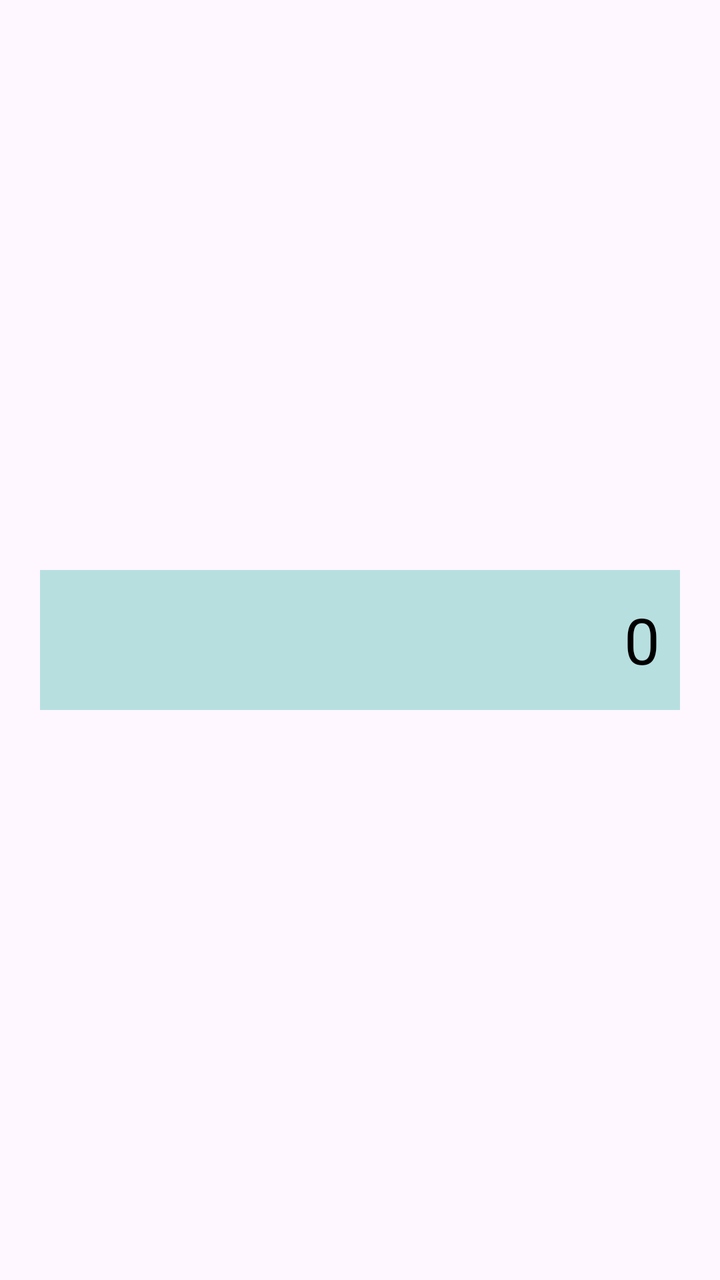
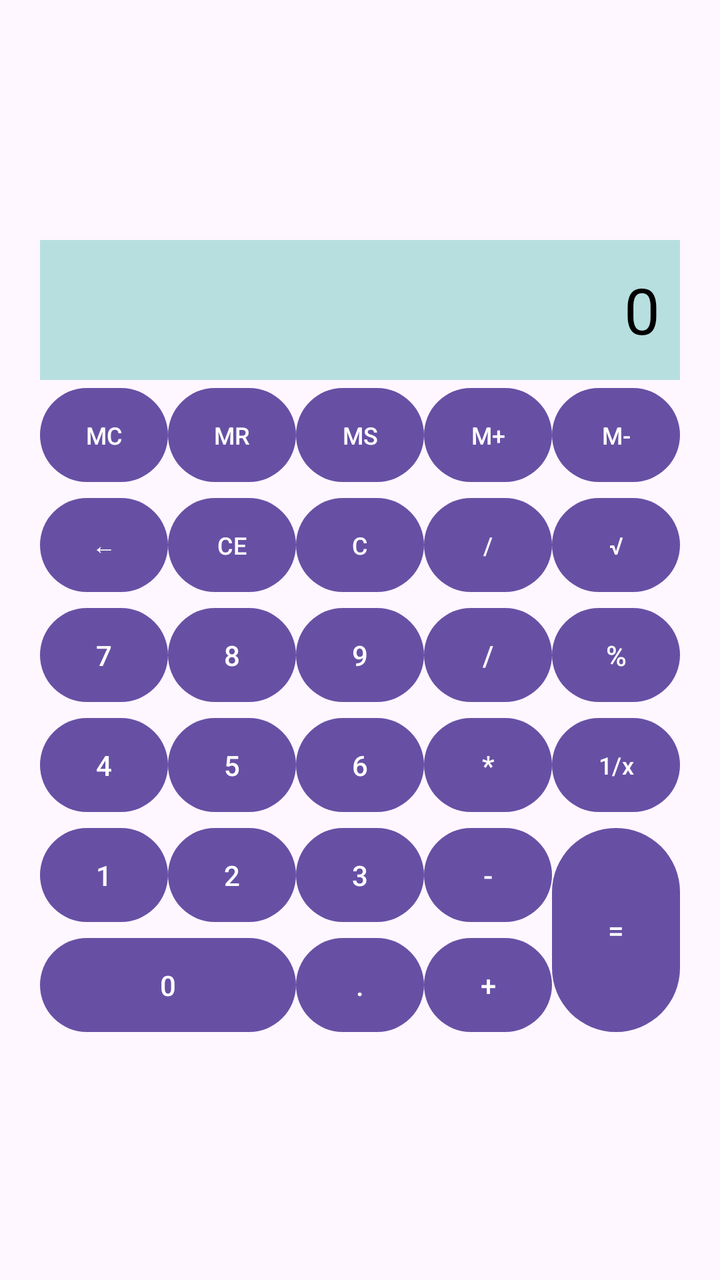

The first picture is an Android layout as it rendered before a commit; the second is the same layout after the commit. The layout source and the unified diff follow.
<!-- AndroidManifest.xml: application theme Theme.Calculator -->
<!-- res/layout/activity_main.xml -->
<?xml version="1.0" encoding="utf-8"?>
<LinearLayout
    xmlns:android="http://schemas.android.com/apk/res/android"
    android:layout_width="match_parent"
    android:layout_height="match_parent"
    android:orientation="vertical"
    android:gravity="center"
    android:padding="20dp">
    <TextView
        android:id="@+id/textViewResult"
        android:layout_width="match_parent"
        android:layout_height="70dp"
        android:gravity="end|center_vertical"
        android:text="0"
        android:textSize="32sp"
        android:padding="10dp"
        android:background="#B8DFE0"
        android:textColor="#000000" />
</LinearLayout>
<!-- resources referenced by this layout -->
<resources>
  <style name="Theme.Calculator" parent="Base.Theme.Calculator" />
  <style name="Base.Theme.Calculator" parent="Theme.Material3.DayNight.NoActionBar">
          
          
      </style>
</resources>

<!-- the commit's change to res/layout/activity_main.xml (unified diff, before → after) -->
@@ -16,4 +16,319 @@
         android:padding="10dp"
         android:background="#B8DFE0"
         android:textColor="#000000" />
+    <LinearLayout
+        android:layout_width="match_parent"
+        android:layout_height="55dp"
+        android:orientation="horizontal">
+        <Button
+            android:id="@+id/buttonMC"
+            android:layout_width="0dp"
+            android:layout_height="match_parent"
+            android:layout_weight="1"
+            android:minWidth="0dp"
+            android:padding="0dp"
+            android:textSize="12sp"
+            android:text="@string/btn_mc" />
+        <Button
+            android:id="@+id/buttonMR"
+            android:layout_width="0dp"
+            android:layout_height="match_parent"
+            android:layout_weight="1"
+            android:minWidth="0dp"
+            android:padding="0dp"
+            android:textSize="12sp"
+            android:text="@string/btn_mr" />
+        <Button
+            android:id="@+id/buttonMS"
+            android:layout_width="0dp"
+            android:layout_height="match_parent"
+            android:layout_weight="1"
+            android:minWidth="0dp"
+            android:padding="0dp"
+            android:textSize="12sp"
+            android:text="@string/btn_ms" />
+        <Button
+            android:id="@+id/buttonMPlus"
+            android:layout_width="0dp"
+            android:layout_height="match_parent"
+            android:layout_weight="1"
+            android:minWidth="0dp"
+            android:padding="0dp"
+            android:textSize="12sp"
+            android:text="@string/btn_mplus" />
+        <Button
+            android:id="@+id/buttonMMinus"
+            android:layout_width="0dp"
+            android:layout_height="match_parent"
+            android:layout_weight="1"
+            android:minWidth="0dp"
+            android:padding="0dp"
+            android:textSize="12sp"
+            android:text="@string/btn_mminus" />
+
+    </LinearLayout>
+
+    <LinearLayout
+        android:layout_width="match_parent"
+        android:layout_height="55dp"
+        android:orientation="horizontal">
+
+        <Button
+            android:id="@+id/buttonBackspace"
+            android:layout_width="0dp"
+            android:layout_height="match_parent"
+            android:layout_weight="1"
+            android:minWidth="0dp"
+            android:padding="0dp"
+            android:textSize="12sp"
+            android:text="@string/btn_backspace" />
+
+        <Button
+            android:id="@+id/buttonCE"
+            android:layout_width="0dp"
+            android:layout_height="match_parent"
+            android:layout_weight="1"
+            android:minWidth="0dp"
+            android:padding="0dp"
+            android:textSize="12sp"
+            android:text="@string/btn_clear_entry" />
+
+        <Button
+            android:id="@+id/buttonClear"
+            android:layout_width="0dp"
+            android:layout_height="match_parent"
+            android:layout_weight="1"
+            android:minWidth="0dp"
+            android:padding="0dp"
+            android:textSize="12sp"
+            android:text="@string/btn_clear" />
+
+        <Button
+            android:id="@+id/buttonDivide"
+            android:layout_width="0dp"
+            android:layout_height="match_parent"
+            android:layout_weight="1"
+            android:minWidth="0dp"
+            android:padding="0dp"
+            android:textSize="12sp"
+            android:text="@string/btn_divide" />
+
+        <Button
+            android:id="@+id/buttonSqrt"
+            android:layout_width="0dp"
+            android:layout_height="match_parent"
+            android:layout_weight="1"
+            android:minWidth="0dp"
+            android:padding="0dp"
+            android:textSize="12sp"
+            android:text="@string/btn_sqrt" />
+
+    </LinearLayout>
+
+    <LinearLayout
+        android:layout_width="match_parent"
+        android:layout_height="55dp"
+        android:orientation="horizontal">
+
+        <Button
+            android:id="@+id/button7"
+            android:layout_width="0dp"
+            android:layout_height="match_parent"
+            android:layout_weight="1"
+            android:minWidth="0dp"
+            android:padding="0dp"
+            android:text="@string/btn_7" />
+
+        <Button
+            android:id="@+id/button8"
+            android:layout_width="0dp"
+            android:layout_height="match_parent"
+            android:layout_weight="1"
+            android:minWidth="0dp"
+            android:padding="0dp"
+            android:text="@string/btn_8" />
+
+        <Button
+            android:id="@+id/button9"
+            android:layout_width="0dp"
+            android:layout_height="match_parent"
+            android:layout_weight="1"
+            android:minWidth="0dp"
+            android:padding="0dp"
+            android:text="@string/btn_9" />
+
+        <Button
+            android:id="@+id/buttonDivide2"
+            android:layout_width="0dp"
+            android:layout_height="match_parent"
+            android:layout_weight="1"
+            android:minWidth="0dp"
+            android:padding="0dp"
+            android:text="@string/btn_divide" />
+
+        <Button
+            android:id="@+id/buttonPercent"
+            android:layout_width="0dp"
+            android:layout_height="match_parent"
+            android:layout_weight="1"
+            android:minWidth="0dp"
+            android:padding="0dp"
+            android:text="@string/btn_percent" />
+
+    </LinearLayout>
+
+    <LinearLayout
+        android:layout_width="match_parent"
+        android:layout_height="55dp"
+        android:orientation="horizontal">
+
+        <Button
+            android:id="@+id/button4"
+            android:layout_width="0dp"
+            android:layout_height="match_parent"
+            android:layout_weight="1"
+            android:minWidth="0dp"
+            android:padding="0dp"
+            android:text="@string/btn_4" />
+
+        <Button
+            android:id="@+id/button5"
+            android:layout_width="0dp"
+            android:layout_height="match_parent"
+            android:layout_weight="1"
+            android:minWidth="0dp"
+            android:padding="0dp"
+            android:text="@string/btn_5" />
+
+        <Button
+            android:id="@+id/button6"
+            android:layout_width="0dp"
+            android:layout_height="match_parent"
+            android:layout_weight="1"
+            android:minWidth="0dp"
+            android:padding="0dp"
+            android:text="@string/btn_6" />
+
+        <Button
+            android:id="@+id/buttonMultiply"
+            android:layout_width="0dp"
+            android:layout_height="match_parent"
+            android:layout_weight="1"
+            android:minWidth="0dp"
+            android:padding="0dp"
+            android:text="@string/btn_multiply" />
+
+        <Button
+            android:id="@+id/buttonReciprocal"
+            android:layout_width="0dp"
+            android:layout_height="match_parent"
+            android:layout_weight="1"
+            android:minWidth="0dp"
+            android:padding="0dp"
+            android:textSize="12sp"
+            android:text="@string/btn_reciprocal" />
+
+    </LinearLayout>
+
+    <LinearLayout
+        android:layout_width="match_parent"
+        android:layout_height="110dp"
+        android:orientation="horizontal">
+
+        <LinearLayout
+            android:layout_width="0dp"
+            android:layout_height="match_parent"
+            android:layout_weight="4"
+            android:orientation="vertical">
+
+            <LinearLayout
+                android:layout_width="match_parent"
+                android:layout_height="55dp"
+                android:orientation="horizontal">
+
+                <Button
+                    android:id="@+id/button1"
+                    android:layout_width="0dp"
+                    android:layout_height="match_parent"
+                    android:layout_weight="1"
+                    android:minWidth="0dp"
+                    android:padding="0dp"
+                    android:text="@string/btn_1" />
+
+                <Button
+                    android:id="@+id/button2"
+                    android:layout_width="0dp"
+                    android:layout_height="match_parent"
+                    android:layout_weight="1"
+                    android:minWidth="0dp"
+                    android:padding="0dp"
+                    android:text="@string/btn_2" />
+
+                <Button
+                    android:id="@+id/button3"
+                    android:layout_width="0dp"
+                    android:layout_height="match_parent"
+                    android:layout_weight="1"
+                    android:minWidth="0dp"
+                    android:padding="0dp"
+                    android:text="@string/btn_3" />
+
+                <Button
+                    android:id="@+id/buttonSubtract"
+                    android:layout_width="0dp"
+                    android:layout_height="match_parent"
+                    android:layout_weight="1"
+                    android:minWidth="0dp"
+                    android:padding="0dp"
+                    android:text="@string/btn_subtract" />
+
+            </LinearLayout>
+
+            <LinearLayout
+                android:layout_width="match_parent"
+                android:layout_height="55dp"
+                android:orientation="horizontal">
+
+                <Button
+                    android:id="@+id/button0"
+                    android:layout_width="0dp"
+                    android:layout_height="match_parent"
+                    android:layout_weight="2"
+                    android:minWidth="0dp"
+                    android:padding="0dp"
+                    android:text="@string/btn_0" />
+
+                <Button
+                    android:id="@+id/buttonDecimal"
+                    android:layout_width="0dp"
+                    android:layout_height="match_parent"
+                    android:layout_weight="1"
+                    android:minWidth="0dp"
+                    android:padding="0dp"
+                    android:text="@string/btn_decimal" />
+
+                <Button
+                    android:id="@+id/buttonAdd"
+                    android:layout_width="0dp"
+                    android:layout_height="match_parent"
+                    android:layout_weight="1"
+                    android:minWidth="0dp"
+                    android:padding="0dp"
+                    android:text="@string/btn_add" />
+
+            </LinearLayout>
+
+        </LinearLayout>
+
+        <Button
+            android:id="@+id/buttonEquals"
+            android:layout_width="0dp"
+            android:layout_height="match_parent"
+            android:layout_weight="1"
+            android:minWidth="0dp"
+            android:padding="0dp"
+            android:text="@string/btn_equals" />
+
+    </LinearLayout>
+
 </LinearLayout>
<!-- resource entries referenced after the edit -->
@@ -1,5 +1,32 @@
 <!-- resources referenced by this layout -->
 <resources>
+  <string name="btn_0">0</string>
+  <string name="btn_1">1</string>
+  <string name="btn_2">2</string>
+  <string name="btn_3">3</string>
+  <string name="btn_4">4</string>
+  <string name="btn_5">5</string>
+  <string name="btn_6">6</string>
+  <string name="btn_7">7</string>
+  <string name="btn_8">8</string>
+  <string name="btn_9">9</string>
+  <string name="btn_add">+</string>
+  <string name="btn_backspace">←</string>
+  <string name="btn_clear">C</string>
+  <string name="btn_clear_entry">CE</string>
+  <string name="btn_decimal">.</string>
+  <string name="btn_divide">/</string>
+  <string name="btn_equals">=</string>
+  <string name="btn_mc">MC</string>
+  <string name="btn_mminus">M-</string>
+  <string name="btn_mplus">M+</string>
+  <string name="btn_mr">MR</string>
+  <string name="btn_ms">MS</string>
+  <string name="btn_multiply">*</string>
+  <string name="btn_percent">%</string>
+  <string name="btn_reciprocal">1/x</string>
+  <string name="btn_sqrt">√</string>
+  <string name="btn_subtract">-</string>
   <style name="Theme.Calculator" parent="Base.Theme.Calculator" />
   <style name="Base.Theme.Calculator" parent="Theme.Material3.DayNight.NoActionBar">
           
